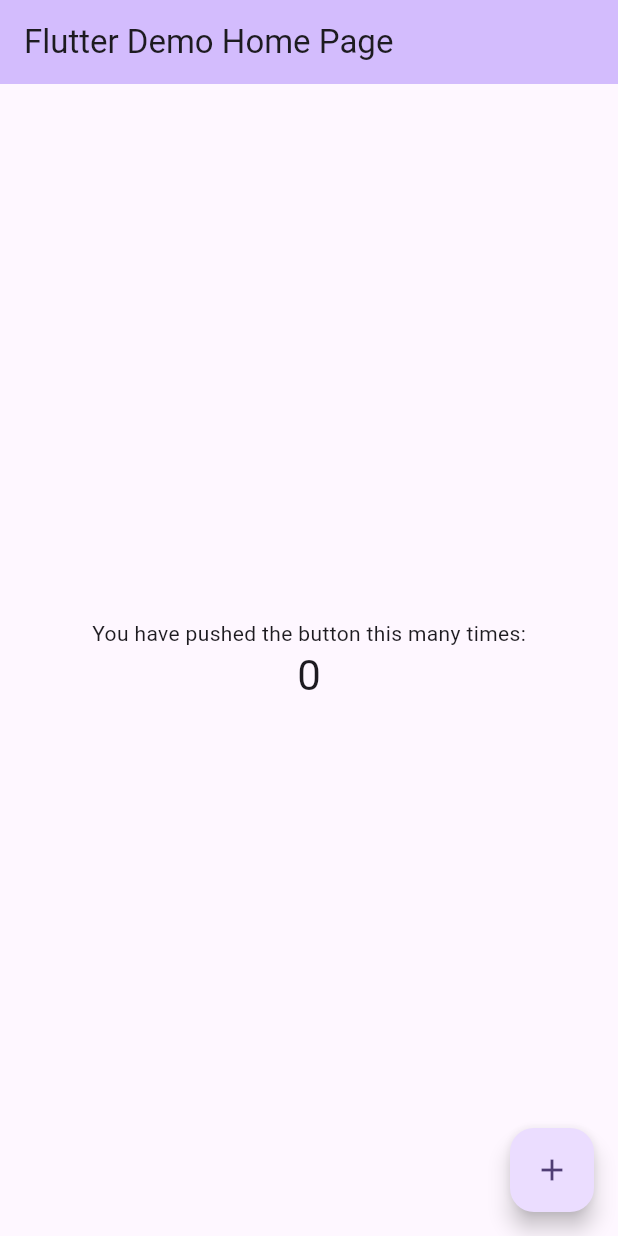
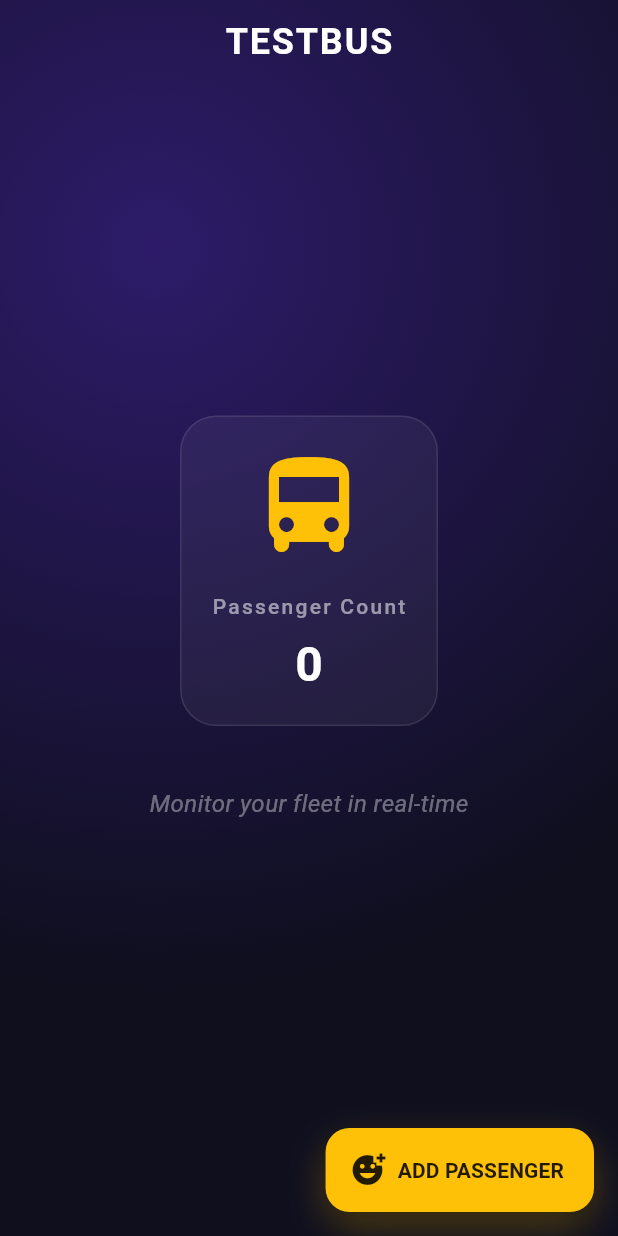
Before and after one commit to trieu-dev/testbus, a Flutter app: the screen it shows after launch, on a phone screen of 412 x 824 dp. Run offline on Flutter 3.47's test engine with Material 3 defaults, Android fonts, the phone set to English and light mode, and no system bars.

Commit message:
Enhance UI with premium dark theme

```diff
--- a/lib/main.dart
+++ b/lib/main.dart
@@ -1,110 +1,119 @@
 import 'package:flutter/material.dart';
 
 void main() {
-  runApp(const MyApp());
+  runApp(const TestBusApp());
 }
 
-class MyApp extends StatelessWidget {
-  const MyApp({super.key});
+class TestBusApp extends StatelessWidget {
+  const TestBusApp({super.key});
 
-  // This widget is the root of your application.
   @override
   Widget build(BuildContext context) {
     return MaterialApp(
-      title: 'Flutter Demo',
+      title: 'TestBus',
+      debugShowCheckedModeBanner: false,
       theme: ThemeData(
-        // This is the theme of your application.
-        //
-        // TRY THIS: Try running your application with "flutter run". You'll see
-        // the application has a purple toolbar. Then, without quitting the app,
-        // try changing the seedColor in the colorScheme below to Colors.green
-        // and then invoke "hot reload" (save your changes or press the "hot
-        // reload" button in a Flutter-supported IDE, or press "r" if you used
-        // the command line to start the app).
-        //
-        // Notice that the counter didn't reset back to zero; the application
-        // state is not lost during the reload. To reset the state, use hot
-        // restart instead.
-        //
-        // This works for code too, not just values: Most code changes can be
-        // tested with just a hot reload.
-        colorScheme: .fromSeed(seedColor: Colors.deepPurple),
+        useMaterial3: true,
+        colorScheme: ColorScheme.fromSeed(
+          seedColor: const Color(0xFF673AB7),
+          brightness: Brightness.dark,
+          surface: const Color(0xFF0F0F1E),
         ),
-      home: const MyHomePage(title: 'Flutter Demo Home Page'),
+        scaffoldBackgroundColor: const Color(0xFF0F0F1E),
+        appBarTheme: const AppBarTheme(
+          backgroundColor: Colors.transparent,
+          elevation: 0,
+          centerTitle: true,
+          titleTextStyle: TextStyle(
+            fontSize: 24,
+            fontWeight: FontWeight.bold,
+            color: Colors.white,
+            letterSpacing: 1.2,
+          ),
+        ),
+        textTheme: const TextTheme(
+          headlineMedium: TextStyle(
+            color: Colors.white,
+            fontWeight: FontWeight.bold,
+            fontSize: 32,
+          ),
+          bodyMedium: TextStyle(
+            color: Colors.white70,
+            fontSize: 16,
+          ),
+        ),
+      ),
+      home: const TestBusHome(),
     );
   }
 }
 
-class MyHomePage extends StatefulWidget {
-  const MyHomePage({super.key, required this.title});
-
-  // This widget is the home page of your application. It is stateful, meaning
-  // that it has a State object (defined below) that contains fields that affect
-  // how it looks.
-
-  // This class is the configuration for the state. It holds the values (in this
-  // case the title) provided by the parent (in this case the App widget) and
-  // used by the build method of the State. Fields in a Widget subclass are
-  // always marked "final".
-
-  final String title;
+class TestBusHome extends StatefulWidget {
+  const TestBusHome({super.key});
 
   @override
-  State<MyHomePage> createState() => _MyHomePageState();
+  State<TestBusHome> createState() => _TestBusHomeState();
 }
 
-class _MyHomePageState extends State<MyHomePage> {
+class _TestBusHomeState extends State<TestBusHome> {
   int _counter = 0;
 
   void _incrementCounter() {
     setState(() {
-      // This call to setState tells the Flutter framework that something has
-      // changed in this State, which causes it to rerun the build method below
-      // so that the display can reflect the updated values. If we changed
-      // _counter without calling setState(), then the build method would not be
-      // called again, and so nothing would appear to happen.
       _counter++;
     });
   }
 
   @override
   Widget build(BuildContext context) {
-    // This method is rerun every time setState is called, for instance as done
-    // by the _incrementCounter method above.
-    //
-    // The Flutter framework has been optimized to make rerunning build methods
-    // fast, so that you can just rebuild anything that needs updating rather
-    // than having to individually change instances of widgets.
     return Scaffold(
+      extendBodyBehindAppBar: true,
       appBar: AppBar(
-        // TRY THIS: Try changing the color here to a specific color (to
-        // Colors.amber, perhaps?) and trigger a hot reload to see the AppBar
-        // change color while the other colors stay the same.
-        backgroundColor: Theme.of(context).colorScheme.inversePrimary,
-        // Here we take the value from the MyHomePage object that was created by
-        // the App.build method, and use it to set our appbar title.
-        title: Text(widget.title),
+        title: const Text('TESTBUS'),
       ),
-      body: Center(
-        // Center is a layout widget. It takes a single child and positions it
-        // in the middle of the parent.
+      body: Container(
+        decoration: const BoxDecoration(
+          gradient: RadialGradient(
+            center: Alignment(-0.5, -0.6),
+            radius: 1.2,
+            colors: [
+              Color(0xFF2D1B69),
+              Color(0xFF0F0F1E),
+            ],
+          ),
+        ),
+        child: Center(
           child: Column(
-          // Column is also a layout widget. It takes a list of children and
-          // arranges them vertically. By default, it sizes itself to fit its
-          // children horizontally, and tries to be as tall as its parent.
-          //
-          // Column has various properties to control how it sizes itself and
-          // how it positions its children. Here we use mainAxisAlignment to
-          // center the children vertically; the main axis here is the vertical
-          // axis because Columns are vertical (the cross axis would be
-          // horizontal).
-          //
-          // TRY THIS: Invoke "debug painting" (choose the "Toggle Debug Paint"
-          // action in the IDE, or press "p" in the console), to see the
-          // wireframe for each widget.
-          mainAxisAlignment: .center,
+            mainAxisAlignment: MainAxisAlignment.center,
             children: [
-            const Text('You have pushed the button this many times:'),
+              Container(
+                padding: const EdgeInsets.all(20),
+                decoration: BoxDecoration(
+                  color: Colors.white.withOpacity(0.05),
+                  borderRadius: BorderRadius.circular(24),
+                  border: Border.all(
+                    color: Colors.white.withOpacity(0.1),
+                    width: 1,
+                  ),
+                ),
+                child: Column(
+                  children: [
+                    const Icon(
+                      Icons.directions_bus_rounded,
+                      size: 80,
+                      color: Colors.amber,
+                    ),
+                    const SizedBox(height: 16),
+                    const Text(
+                      'Passenger Count',
+                      style: TextStyle(
+                        color: Colors.white54,
+                        fontSize: 14,
+                        fontWeight: FontWeight.w500,
+                        letterSpacing: 1.5,
+                      ),
+                    ),
+                    const SizedBox(height: 8),
                     Text(
                       '$_counter',
                       style: Theme.of(context).textTheme.headlineMedium,
@@ -112,10 +121,39 @@ class _MyHomePageState extends State<MyHomePage> {
                   ],
                 ),
               ),
-      floatingActionButton: FloatingActionButton(
+              const SizedBox(height: 40),
+              const Text(
+                'Monitor your fleet in real-time',
+                style: TextStyle(
+                  color: Colors.white38,
+                  fontStyle: FontStyle.italic,
+                ),
+              ),
+            ],
+          ),
+        ),
+      ),
+      floatingActionButton: Container(
+        decoration: BoxDecoration(
+          borderRadius: BorderRadius.circular(20),
+          boxShadow: [
+            BoxShadow(
+              color: Colors.amber.withOpacity(0.3),
+              blurRadius: 20,
+              offset: const Offset(0, 10),
+            ),
+          ],
+        ),
+        child: FloatingActionButton.extended(
           onPressed: _incrementCounter,
-        tooltip: 'Increment',
-        child: const Icon(Icons.add),
+          backgroundColor: Colors.amber,
+          foregroundColor: Colors.black87,
+          icon: const Icon(Icons.add_reaction),
+          label: const Text(
+            'ADD PASSENGER',
+            style: TextStyle(fontWeight: FontWeight.bold),
+          ),
+        ),
       ),
     );
   }
```
Lines whose indentation alone changed are shown as unchanged.
